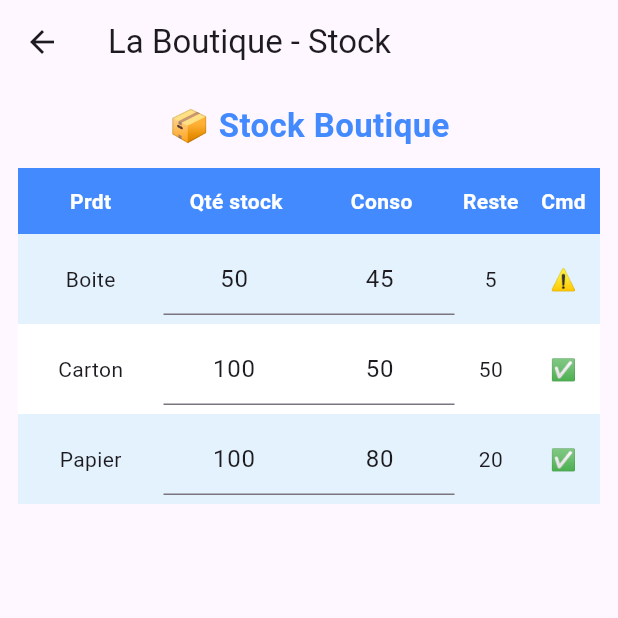
After one commit to Web82-Thom/gestionFournitures, a Flutter app: the screen it shows once a user with an empty profile is signed in, after a tap on "La boutique", on a phone screen of 412 x 824 dp, the top half of it. The commit adds this screen. Run offline on Flutter 3.47's test engine with Material 3 defaults, Android fonts, the phone set to English and light mode, and no system bars; our stand-ins replace cloud_firestore, firebase_auth, firebase_core, fl_chart; accounts and stored records are empty.

Commit message:
add page for stands, add page for the boutique and create a table excel table

```diff
--- a/lib/pages/home_page.dart
+++ b/lib/pages/home_page.dart
@@ -1,6 +1,8 @@
 import 'package:cloud_firestore/cloud_firestore.dart';
 import 'package:firebase_auth/firebase_auth.dart';
 import 'package:flutter/material.dart';
+import 'package:gestion_fournitures/pages/la_boutique.dart';
+import 'package:gestion_fournitures/pages/stands_page.dart';
 import 'package:gestion_fournitures/pages/chiffre_affaire.dart';
 import 'package:gestion_fournitures/pages/edit_profile_page.dart';
 
@@ -75,7 +77,7 @@ class _HomePageState extends State<HomePage> {
           margin: EdgeInsets.all(20),
           child: InkWell(
             onTap: () {
-              // Navigator.push(context, MaterialPageRoute(builder: (context) => SomePage()));
+              Navigator.push(context, MaterialPageRoute(builder: (context) => StandsPage()));
             },
             child: Center(
               child: Column(
@@ -83,7 +85,7 @@ class _HomePageState extends State<HomePage> {
                 children: [
                   Icon(Icons.storefront_outlined, size: 70, color: Colors.deepPurple),
                   Text(
-                    'Fournitures des stands',
+                    'Les stands',
                     style: TextStyle(fontSize: 16),
                     textAlign: TextAlign.center,
                   ),
@@ -96,7 +98,7 @@ class _HomePageState extends State<HomePage> {
           margin: EdgeInsets.all(20),
           child: InkWell(
             onTap: () {
-              // Navigator.push(context, MaterialPageRoute(builder: (context) => SomePage()));
+              Navigator.push(context, MaterialPageRoute(builder: (context) => LaBoutiquePage()));
             },
             child: Center(
               child: Column(
@@ -104,7 +106,7 @@ class _HomePageState extends State<HomePage> {
                 children: [
                   Icon(Icons.store_mall_directory_rounded, size: 70, color: Colors.deepPurple),
                   Text(
-                    'Stock des boutiques',
+                    'La boutique',
                     style: TextStyle(fontSize: 16),
                     textAlign: TextAlign.center,
                   ),
--- /dev/null
+++ b/lib/pages/la_boutique.dart
@@ -0,0 +1,130 @@
+import 'package:flutter/material.dart';
+
+class LaBoutiquePage extends StatefulWidget {
+  const LaBoutiquePage({super.key});
+
+  @override
+  State<LaBoutiquePage> createState() => _LaBoutiquePageState();
+}
+
+class _LaBoutiquePageState extends State<LaBoutiquePage> {
+  List<Map<String, dynamic>> _rows = [
+    {"produits": "Boite", "quantite": 50, "consommer": 45, "reste": 5, "commande": ""},
+    {"produits": "Carton", "quantite": 100, "consommer": 50, "reste": 50, "commande": ""},
+    {"produits": "Papier", "quantite": 100, "consommer": 80, "reste": 20, "commande": ""},
+  ];
+
+  late List<TextEditingController> _quantiteControllers;
+  late List<TextEditingController> _consoControllers;
+
+  @override
+  void initState() {
+    super.initState();
+    _updateAllRows();
+
+    _quantiteControllers =
+        _rows.map((r) => TextEditingController(text: r['quantite'].toString())).toList();
+    _consoControllers =
+        _rows.map((r) => TextEditingController(text: r['consommer'].toString())).toList();
+  }
+
+  void _updateAllRows() {
+    setState(() {
+      _rows = _rows.map((r) {
+        final reste = r['quantite'] - r['consommer'];
+        return {
+          ...r,
+          'reste': reste,
+          'commande': reste < 10 ? "⚠️" : "✅",
+        };
+      }).toList();
+    });
+  }
+
+  void _updateCell(int index, String key, String value) {
+    setState(() {
+      int parsedValue = int.tryParse(value) ?? 0;
+      _rows[index][key] = parsedValue;
+      _updateAllRows();
+    });
+  }
+
+  @override
+  Widget build(BuildContext context) {
+    return Scaffold(
+      appBar: AppBar(title: const Text("La Boutique - Stock")),
+      body: Padding(
+        padding: const EdgeInsets.all(12),
+        child: Column(
+          children: [
+            const Text(
+              "📦 Stock Boutique",
+              style: TextStyle(
+                  fontSize: 22, fontWeight: FontWeight.bold, color: Colors.blueAccent),
+            ),
+            const SizedBox(height: 12),
+            Expanded(
+              child: Column(
+                children: [
+                  // Header
+                  Container(
+                    color: Colors.blueAccent,
+                    padding: const EdgeInsets.symmetric(vertical: 12),
+                    child: Row(
+                      children: const [
+                        Expanded(flex: 2, child: Text('Prdt', textAlign: TextAlign.center, style: TextStyle(color: Colors.white, fontWeight: FontWeight.bold))),
+                        Expanded(flex: 2, child: Text('Qté stock', textAlign: TextAlign.center, style: TextStyle(color: Colors.white, fontWeight: FontWeight.bold))),
+                        Expanded(flex: 2, child: Text('Conso', textAlign: TextAlign.center, style: TextStyle(color: Colors.white, fontWeight: FontWeight.bold))),
+                        Expanded(flex: 1, child: Text('Reste', textAlign: TextAlign.center, style: TextStyle(color: Colors.white, fontWeight: FontWeight.bold))),
+                        Expanded(flex: 1, child: Text('Cmd', textAlign: TextAlign.center, style: TextStyle(color: Colors.white, fontWeight: FontWeight.bold))),
+                      ],
+                    ),
+                  ),
+                  // Lignes
+                  Expanded(
+                    child: ListView.builder(
+                      itemCount: _rows.length,
+                      itemBuilder: (context, index) {
+                        final row = _rows[index];
+                        final isEven = index % 2 == 0;
+                        return Container(
+                          color: isEven ? Colors.blue.shade50 : Colors.white,
+                          padding: const EdgeInsets.symmetric(vertical: 6),
+                          child: Row(
+                            children: [
+                              Expanded(flex: 2, child: Text(row['produits'].toString(), textAlign: TextAlign.center)),
+                              Expanded(
+                                flex: 2,
+                                child: TextField(
+                                  controller: _quantiteControllers[index],
+                                  keyboardType: TextInputType.number,
+                                  textAlign: TextAlign.center,
+                                  onChanged: (value) => _updateCell(index, 'quantite', value),
+                                ),
+                              ),
+                              Expanded(
+                                flex: 2,
+                                child: TextField(
+                                  controller: _consoControllers[index],
+                                  keyboardType: TextInputType.number,
+                                  textAlign: TextAlign.center,
+                                  onChanged: (value) => _updateCell(index, 'consommer', value),
+                                ),
+                              ),
+                              Expanded(flex: 1, child: Text(row['reste'].toString(), textAlign: TextAlign.center)),
+                              Expanded(flex: 1, child: Text(row['commande'].toString(), textAlign: TextAlign.center)),
+                            ],
+                          ),
+                        );
+                      },
+                    ),
+                  ),
+                ],
+              ),
+            ),
+          ],
+        ),
+      ),
+    );
+  }
+}
--- a/pubspec.yaml
+++ b/pubspec.yaml
@@ -37,6 +37,7 @@ dependencies:
   firebase_storage: ^13.0.2
   cloud_firestore: ^6.0.2
   fl_chart: ^1.1.1
+  editable: ^2.0.0
 
 dev_dependencies:
   flutter_test:
```
Also changed, not shown: lib/pages/stands_page.dart (added, +70 -0 lines), pubspec.lock.
